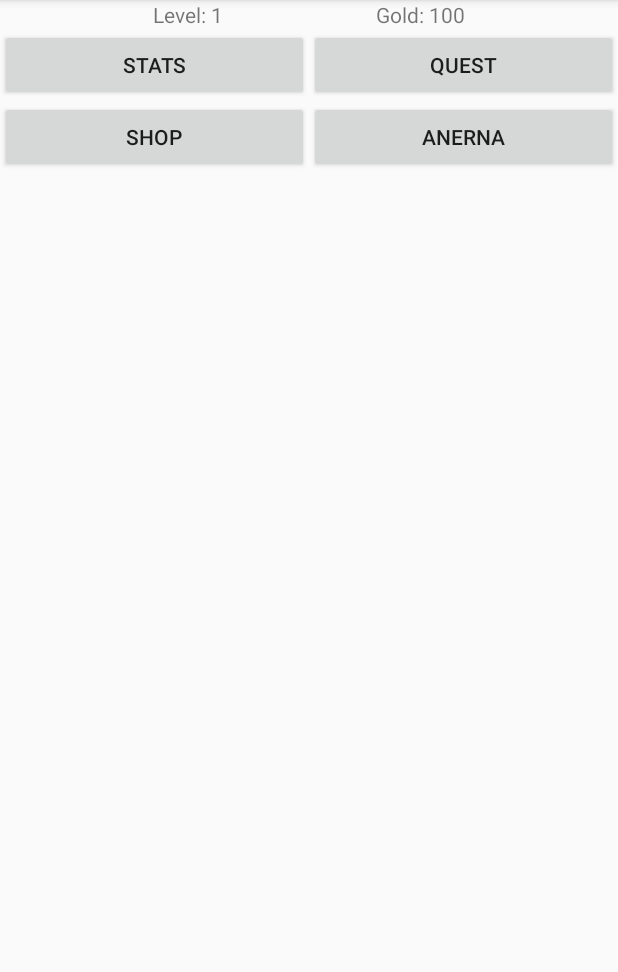
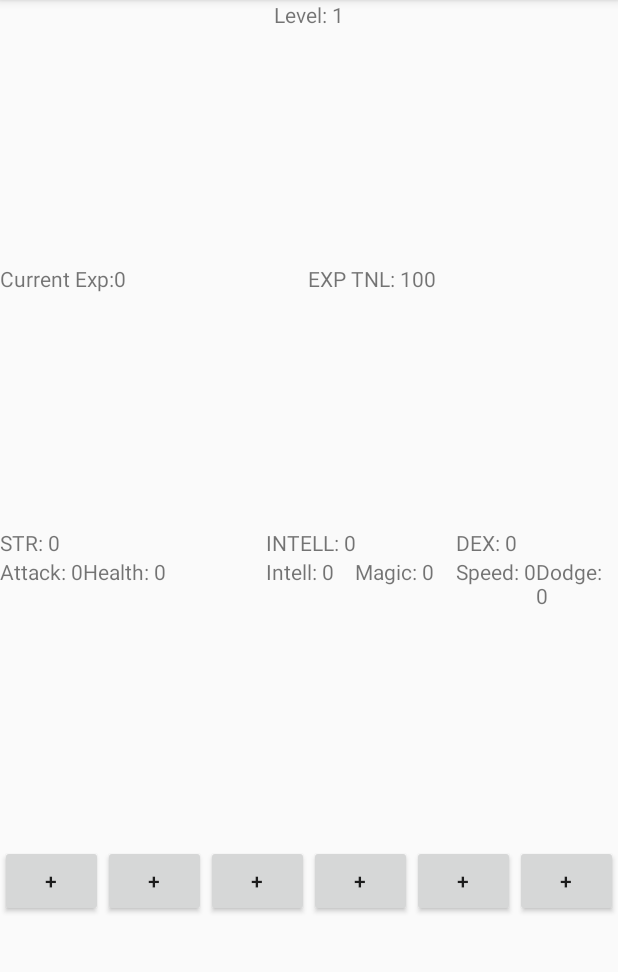
Before and after one commit to achocianowicz/-AdventureProjectFinal, an Android app: the Town screen opened directly, with no data from a screen before it, after a tap on "STATS", on a phone screen of 412 x 824 dp, the part 84-1056 px from its top. Run offline under Robolectric (Android 15) with nearby library versions, the phone set to English and light mode, and no system bars.

Commit message:
UPdated Chare Stats screen

```diff
--- a/app/src/main/AndroidManifest.xml
+++ b/app/src/main/AndroidManifest.xml
@@ -22,6 +22,7 @@
         <activity android:name=".Town" />
         <activity android:name=".RegionPicker" />
         <activity android:name=".ForestQuests" />
+        <activity android:name=".CharacterStats"></activity>
     </application>
 
 </manifest>
--- /dev/null
+++ b/app/src/main/java/com/example/joydr/adventureprojectfinal/CharacterStats.java
@@ -0,0 +1,205 @@
+package com.example.joydr.adventureprojectfinal;
+
+import android.support.v7.app.AppCompatActivity;
+import android.os.Bundle;
+import android.telecom.TelecomManager;
+import android.view.View;
+import android.widget.Button;
+import android.widget.TextView;
+
+public class CharacterStats extends AppCompatActivity {
+    TextView charName_CharStats, charLevel_CharStats,charCurrentEXP_CharStats,charEXPToNextLevel_CharStats, STR_CharStats,
+            INTELL_CharStats,DEX_CharStats, attack_CharStats, health_CharStats,intell_CharStats, magic_CharStats, speed_CharStats,dodge_CharStats;
+    Button addAttackButton_CharStats, addHealthButton_CharStats, addIntellButton_CharStats,addMagicButton_CharStats,
+            addSpeedButton_CharStats,addDodgeButton_CharStats;
+
+    private int levelCounter = -1;
+
+    @Override
+    protected void onCreate(Bundle savedInstanceState) {
+        super.onCreate(savedInstanceState);
+        setContentView(R.layout.activity_character_stats);
+        charName_CharStats = findViewById(R.id.charName_CharStats);
+        charLevel_CharStats = findViewById(R.id.charLevel_CharStats);
+        charCurrentEXP_CharStats = findViewById(R.id.charCurrentEXP_CharStats);
+        charEXPToNextLevel_CharStats = findViewById(R.id.charEXPToNextLevel_CharStats);
+
+        STR_CharStats = findViewById(R.id.STR_CharStats);
+        INTELL_CharStats = findViewById(R.id.INTELL_CharStats);
+        DEX_CharStats = findViewById(R.id.DEX_CharStats);
+
+        attack_CharStats = findViewById(R.id.attack_CharStats);
+        health_CharStats = findViewById(R.id.health_CharStats);
+
+        intell_CharStats = findViewById(R.id.intell_CharStats);
+        magic_CharStats = findViewById(R.id.magic_CharStats);
+
+        speed_CharStats = findViewById(R.id.speed_CharStats);
+        dodge_CharStats = findViewById(R.id.dodge_CharStats);
+
+        addAttackButton_CharStats = findViewById(R.id.addAttackButton_CharStats);
+        addHealthButton_CharStats = findViewById(R.id.addHealthButton_CharStats);
+
+        addIntellButton_CharStats = findViewById(R.id.addIntellButton_CharStats);
+        addMagicButton_CharStats = findViewById(R.id.addMagicButton_CharStats);
+
+        addSpeedButton_CharStats = findViewById(R.id.addSpeedButton_CharStats);
+        addDodgeButton_CharStats = findViewById(R.id.addDodgeButton_CharStats);
+        //charName_CharStats = findViewById(R.id.charName_CharStats);
+
+        charName_CharStats.setText(Singleton.getInstance().getCharName());
+        charLevel_CharStats.setText("Level: " + Singleton.getInstance().getCharLevel());
+        charCurrentEXP_CharStats.setText("Current Exp:" + Singleton.getInstance().getCharCurrentEXP());
+        charEXPToNextLevel_CharStats.setText("EXP TNL: " +Singleton.getInstance().getCharEXPToNextLevel());
+
+        STR_CharStats.setText("STR: " +Singleton.getInstance().getSTRPoint());
+        INTELL_CharStats.setText("INTELL: " + Singleton.getInstance().getINTELLPoint());
+        DEX_CharStats.setText("DEX: " +Singleton.getInstance().getDEXPoint());
+
+        attack_CharStats.setText("Attack: " + Singleton.getInstance().getCharAttack());
+        health_CharStats.setText("Health: " + Singleton.getInstance().getCharHealth());
+        intell_CharStats.setText("Intell: " + Singleton.getInstance().getCharINTELL());
+        magic_CharStats.setText("Magic: " + Singleton.getInstance().getCharMagic());
+        speed_CharStats.setText("Speed: " + Singleton.getInstance().getCharSpeed());
+        dodge_CharStats.setText("Dodge: " + Singleton.getInstance().getCharDodge());
+
+        addAttackButton_CharStats.setOnClickListener(new View.OnClickListener() {
+            @Override
+            public void onClick(View v) {
+                double strPoint = Double.parseDouble(Singleton.getInstance().getSTRPoint());
+                if(strPoint >=1){
+                    --strPoint;
+                    String nSTRPoint = String.valueOf(strPoint);
+                    Singleton.getInstance().setSTRPoint(nSTRPoint);
+                   String cAttack = Singleton.getInstance().getCharAttack();
+                   double nAttack = Double.parseDouble(cAttack);
+                   nAttack++;
+                   String setAttack = String.valueOf(nAttack);
+                    Singleton.getInstance().setCharAttack(setAttack);
+                    attack_CharStats.setText("Attack: " + Singleton.getInstance().getCharAttack());
+
+                }
+
+            }
+        });
+        addHealthButton_CharStats.setOnClickListener(new View.OnClickListener() {
+            @Override
+            public void onClick(View v) {
+                double strPoint = Double.parseDouble(Singleton.getInstance().getSTRPoint());
+                if(strPoint >=1){
+                    --strPoint;
+                    String nSTRPoint = String.valueOf(strPoint);
+                    Singleton.getInstance().setSTRPoint(nSTRPoint);
+                    String cHealth = Singleton.getInstance().getCharHealth();
+                    double nHealth = Double.parseDouble(cHealth);
+                    nHealth++;
+                    String setHealth = String.valueOf(nHealth);
+                    Singleton.getInstance().setCharHealth(setHealth);
+                   String baseHP= Singleton.getInstance().getCharBaseHP();
+                    double nbaseHP = Double.parseDouble(baseHP);
+                    nbaseHP += 5;
+                    String setbaseHP = String.valueOf(nbaseHP);
+                    Singleton.getInstance().setCharBaseHP(setbaseHP);
+
+                    health_CharStats.setText("HEALTH: " + Singleton.getInstance().getCharHealth());
+
+                }
+
+            }
+        });
+
+        addIntellButton_CharStats.setOnClickListener(new View.OnClickListener() {
+            @Override
+            public void onClick(View v) {
+                double intellpoint = Double.parseDouble(Singleton.getInstance().getINTELLPoint());
+                if(intellpoint >=1){
+                    --intellpoint;
+                    String nINTELLPoint = String.valueOf(intellpoint);
+                    Singleton.getInstance().setINTELLPoint(nINTELLPoint);
+                    String cIntell = Singleton.getInstance().getCharINTELL();
+                    double nIntell= Double.parseDouble(cIntell);
+                    nIntell++;
+                    String setIntell = String.valueOf(nIntell);
+                    Singleton.getInstance().setCharINTELL(setIntell);
+                    intell_CharStats.setText("INTELL: " + Singleton.getInstance().getCharINTELL());
+
+                }
+
+
+            }
+        });
+
+        addMagicButton_CharStats.setOnClickListener(new View.OnClickListener() {
+            @Override
+            public void onClick(View v) {
+                double intellpoint = Double.parseDouble(Singleton.getInstance().getINTELLPoint());
+                if(intellpoint >=1){
+                    --intellpoint;
+                    String nINTELLPoint = String.valueOf(intellpoint);
+                    Singleton.getInstance().setINTELLPoint(nINTELLPoint);
+                    String cMagic = Singleton.getInstance().getCharMagic();
+                    double nMagic= Double.parseDouble(cMagic);
+                    nMagic++;
+                    String setMagic = String.valueOf(nMagic);
+                    Singleton.getInstance().setCharMagic(setMagic);
+
+                    String baseMP= Singleton.getInstance().getCharBaseMagic();
+                    double nbaseMP = Double.parseDouble(baseMP);
+                    nbaseMP += 5;
+                    String setbaseMP = String.valueOf(nbaseMP);
+                    Singleton.getInstance().setCharBaseMagic(setbaseMP);
+
+                    magic_CharStats.setText("Magic: " + Singleton.getInstance().getCharINTELL());
+
+                }
+
+            }
+        });
+
+        addSpeedButton_CharStats.setOnClickListener(new View.OnClickListener() {
+            @Override
+            public void onClick(View v) {
+                double dexpoint = Double.parseDouble(Singleton.getInstance().getDEXPoint());
+                if(dexpoint >=1){
+                    --dexpoint;
+                    String nDEXPoint = String.valueOf(dexpoint);
+                    Singleton.getInstance().setDEXPoint(nDEXPoint);
+                    String cSpeed = Singleton.getInstance().getCharSpeed();
+                    double nSpeed= Double.parseDouble(cSpeed);
+                    nSpeed++;
+                    String setSpeed = String.valueOf(nSpeed);
+                    Singleton.getInstance().setCharSpeed(setSpeed);
+
+                    speed_CharStats.setText("Speed: " + Singleton.getInstance().getCharSpeed());
+
+                }
+
+            }
+        });
+
+        addDodgeButton_CharStats.setOnClickListener(new View.OnClickListener() {
+            @Override
+            public void onClick(View v) {
+                double dexpoint = Double.parseDouble(Singleton.getInstance().getDEXPoint());
+                if(dexpoint >=1){
+                    --dexpoint;
+                    String nDEXPoint = String.valueOf(dexpoint);
+                    Singleton.getInstance().setDEXPoint(nDEXPoint);
+                    String cDodge = Singleton.getInstance().getCharDodge();
+                    double nDodge= Double.parseDouble(cDodge);
+                    nDodge++;
+                    String setDodge = String.valueOf(nDodge);
+                    Singleton.getInstance().setCharDodge(setDodge);
+
+                    speed_CharStats.setText("Dodge: " + Singleton.getInstance().getCharDodge());
+
+                }
+
+                }
+
+        });
+
+
+
+    }
+}
--- a/app/src/main/java/com/example/joydr/adventureprojectfinal/Singleton.java
+++ b/app/src/main/java/com/example/joydr/adventureprojectfinal/Singleton.java
@@ -13,8 +13,10 @@ public class Singleton {
 
         // Current User's account chacarter info
 
-        private String charName = null, charClass = null, charBaseHP = null, charCurrentHP, charSTR, charINTELL, charDEX,
-                charLevel = "1", charEXP = null;
+        private String charName = null, charClass = null, charBaseHP = "100", charCurrentHP = "100",
+                charSTR = "0", charDEX = "0",
+                charLevel = "1", charOverallEXP = "0", charCurrentEXP = "0", charEXPToNextLevel = "100", STRPoint ="0", INTELLPoint ="0", DEXPoint ="0" ;
+    private String charAttack ="0", charHealth ="0", charINTELL = "0", charMagic = "0", charSpeed= "0", charDodge = "0", charCurrentMagic = "0", charBaseMagic = "0";
 
         // town
         private String dayCount = null;
@@ -137,12 +139,108 @@ public class Singleton {
         this.charLevel = charLevel;
     }
 
-    public String getCharEXP() {
-        return charEXP;
+    public String getCharOverallEXP() {
+        return charOverallEXP;
     }
 
-    public void setCharEXP(String charEXP) {
-        this.charEXP = charEXP;
+    public void setCharOverallEXP(String charOverallEXP) {
+        this.charOverallEXP = charOverallEXP;
+    }
+
+    public String getCharCurrentEXP() {
+        return charCurrentEXP;
+    }
+
+    public void setCharCurrentEXP(String charCurrentEXP) {
+        this.charCurrentEXP = charCurrentEXP;
+    }
+
+    public String getCharEXPToNextLevel() {
+        return charEXPToNextLevel;
+    }
+
+    public void setCharEXPToNextLevel(String charEXPToNextLevel) {
+        this.charEXPToNextLevel = charEXPToNextLevel;
+    }
+
+    public String getSTRPoint() {
+        return STRPoint;
+    }
+
+    public void setSTRPoint(String STRPoint) {
+        this.STRPoint = STRPoint;
+    }
+
+    public String getINTELLPoint() {
+        return INTELLPoint;
+    }
+
+    public void setINTELLPoint(String INTELLPoint) {
+        this.INTELLPoint = INTELLPoint;
+    }
+
+    public String getDEXPoint() {
+        return DEXPoint;
+    }
+
+    public void setDEXPoint(String DEXPoint) {
+        this.DEXPoint = DEXPoint;
+    }
+
+    public String getCharAttack() {
+        return charAttack;
+    }
+
+    public void setCharAttack(String charAttack) {
+        this.charAttack = charAttack;
+    }
+
+    public String getCharHealth() {
+        return charHealth;
+    }
+
+    public void setCharHealth(String charHealth) {
+        this.charHealth = charHealth;
+    }
+
+    public String getCharMagic() {
+        return charMagic;
+    }
+
+    public void setCharMagic(String charMagic) {
+        this.charMagic = charMagic;
+    }
+
+    public String getCharSpeed() {
+        return charSpeed;
+    }
+
+    public void setCharSpeed(String charSpeed) {
+        this.charSpeed = charSpeed;
+    }
+
+    public String getCharDodge() {
+        return charDodge;
+    }
+
+    public void setCharDodge(String charDodge) {
+        this.charDodge = charDodge;
+    }
+
+    public String getCharCurrentMagic() {
+        return charCurrentMagic;
+    }
+
+    public void setCharCurrentMagic(String charCurrentMagic) {
+        this.charCurrentMagic = charCurrentMagic;
+    }
+
+    public String getCharBaseMagic() {
+        return charBaseMagic;
+    }
+
+    public void setCharBaseMagic(String charBaseMagic) {
+        this.charBaseMagic = charBaseMagic;
     }
 
     public String getDayCount() {
--- a/app/src/main/java/com/example/joydr/adventureprojectfinal/Town.java
+++ b/app/src/main/java/com/example/joydr/adventureprojectfinal/Town.java
@@ -34,7 +34,10 @@ public class Town extends AppCompatActivity {
         charStatsButton.setOnClickListener(new View.OnClickListener() {
             @Override
             public void onClick(View v) {
-                // use EXp to upgrade char
+                // CharacterStats
+                Intent intent = new Intent(v.getContext(), CharacterStats.class);
+                intent.setFlags(Intent.FLAG_ACTIVITY_REORDER_TO_FRONT);
+                v.getContext().startActivity(intent);
             }
         });
 
--- /dev/null
+++ b/app/src/main/res/layout/activity_character_stats.xml
@@ -0,0 +1,210 @@
+<?xml version="1.0" encoding="utf-8"?>
+<LinearLayout xmlns:android="http://schemas.android.com/apk/res/android"
+    xmlns:app="http://schemas.android.com/apk/res-auto"
+    xmlns:tools="http://schemas.android.com/tools"
+    android:layout_width="match_parent"
+    android:layout_height="match_parent"
+    tools:context=".CharacterStats"
+    android:orientation="vertical">
+
+    <LinearLayout
+        android:layout_width="match_parent"
+        android:layout_height="wrap_content"
+        android:layout_weight="1"
+        android:orientation="horizontal">
+
+        <TextView
+            android:id="@+id/charName_CharStats"
+            android:layout_width="wrap_content"
+            android:layout_height="wrap_content"
+            android:layout_weight="1"
+            android:text="Billy" />
+
+        <TextView
+            android:id="@+id/charLevel_CharStats"
+            android:layout_width="wrap_content"
+            android:layout_height="wrap_content"
+            android:layout_weight="1"
+            android:text="Level: 1" />
+    </LinearLayout>
+
+    <LinearLayout
+        android:layout_width="match_parent"
+        android:layout_height="wrap_content"
+        android:layout_weight="1"
+        android:orientation="horizontal">
+
+        <TextView
+            android:id="@+id/charCurrentEXP_CharStats"
+            android:layout_width="wrap_content"
+            android:layout_height="wrap_content"
+            android:layout_weight="1"
+            android:text="EXP: 0" />
+
+        <TextView
+            android:id="@+id/charEXPToNextLevel_CharStats"
+            android:layout_width="wrap_content"
+            android:layout_height="wrap_content"
+            android:layout_weight="1"
+            android:text="EXP To Next Level: 100" />
+    </LinearLayout>
+
+    <LinearLayout
+        android:layout_width="match_parent"
+        android:layout_height="wrap_content"
+        android:layout_weight="1"
+        android:orientation="horizontal">
+
+        <LinearLayout
+            android:layout_width="wrap_content"
+            android:layout_height="wrap_content"
+            android:layout_weight="1"
+            android:orientation="vertical">
+
+            <TextView
+                android:id="@+id/STR_CharStats"
+                android:layout_width="wrap_content"
+                android:layout_height="wrap_content"
+                android:text="STR : 0" />
+
+            <LinearLayout
+                android:layout_width="wrap_content"
+                android:layout_height="wrap_content"
+                android:layout_weight="1"
+                android:orientation="horizontal">
+
+                <TextView
+                    android:id="@+id/attack_CharStats"
+                    android:layout_width="wrap_content"
+                    android:layout_height="wrap_content"
+                    android:layout_weight="1"
+                    android:text="Attack: 0" />
+
+                <TextView
+                    android:id="@+id/health_CharStats"
+                    android:layout_width="wrap_content"
+                    android:layout_height="wrap_content"
+                    android:layout_weight="1"
+                    android:text="Health: 0" />
+
+            </LinearLayout>
+        </LinearLayout>
+
+        <LinearLayout
+            android:layout_width="wrap_content"
+            android:layout_height="wrap_content"
+            android:layout_weight="1"
+            android:orientation="vertical">
+
+            <TextView
+                android:id="@+id/INTELL_CharStats"
+                android:layout_width="wrap_content"
+                android:layout_height="wrap_content"
+                android:text="INTELL: 0" />
+
+            <LinearLayout
+                android:layout_width="match_parent"
+                android:layout_height="match_parent"
+                android:orientation="horizontal">
+
+                <TextView
+                    android:id="@+id/intell_CharStats"
+                    android:layout_width="wrap_content"
+                    android:layout_height="wrap_content"
+                    android:layout_weight="1"
+                    android:text="Intell: 0" />
+
+                <TextView
+                    android:id="@+id/magic_CharStats"
+                    android:layout_width="wrap_content"
+                    android:layout_height="wrap_content"
+                    android:layout_weight="1"
+                    android:text="Magic: 0" />
+            </LinearLayout>
+        </LinearLayout>
+
+        <LinearLayout
+            android:layout_width="wrap_content"
+            android:layout_height="wrap_content"
+            android:layout_weight="1"
+            android:orientation="vertical">
+
+            <TextView
+                android:id="@+id/DEX_CharStats"
+                android:layout_width="wrap_content"
+                android:layout_height="wrap_content"
+                android:text="DEX: 0" />
+
+            <LinearLayout
+                android:layout_width="match_parent"
+                android:layout_height="match_parent"
+                android:orientation="horizontal">
+
+                <TextView
+                    android:id="@+id/speed_CharStats"
+                    android:layout_width="wrap_content"
+                    android:layout_height="wrap_content"
+                    android:layout_weight="1"
+                    android:text="Speed: 0" />
+
+                <TextView
+                    android:id="@+id/dodge_CharStats"
+                    android:layout_width="wrap_content"
+                    android:layout_height="wrap_content"
+                    android:layout_weight="1"
+                    android:text="Dodge" />
+            </LinearLayout>
+        </LinearLayout>
+
+    </LinearLayout>
+
+    <LinearLayout
+        android:layout_width="match_parent"
+        android:layout_height="wrap_content"
+        android:layout_weight="1"
+        android:orientation="horizontal">
+
+        <Button
+            android:id="@+id/addAttackButton_CharStats"
+            android:layout_width="wrap_content"
+            android:layout_height="wrap_content"
+            android:layout_weight="1"
+            android:text="+" />
+
+        <Button
+            android:id="@+id/addHealthButton_CharStats"
+            android:layout_width="wrap_content"
+            android:layout_height="wrap_content"
+            android:layout_weight="1"
+            android:text="+" />
+
+        <Button
+            android:id="@+id/addIntellButton_CharStats"
+            android:layout_width="wrap_content"
+            android:layout_height="wrap_content"
+            android:layout_weight="1"
+            android:text="+" />
+
+        <Button
+            android:id="@+id/addMagicButton_CharStats"
+            android:layout_width="wrap_content"
+            android:layout_height="wrap_content"
+            android:layout_weight="1"
+            android:text="+" />
+
+        <Button
+            android:id="@+id/addSpeedButton_CharStats"
+            android:layout_width="wrap_content"
+            android:layout_height="wrap_content"
+            android:layout_weight="1"
+            android:text="+" />
+
+        <Button
+            android:id="@+id/addDodgeButton_CharStats"
+            android:layout_width="wrap_content"
+            android:layout_height="wrap_content"
+            android:layout_weight="1"
+            android:text="+" />
+    </LinearLayout>
+
+</LinearLayout>
--- a/app/src/main/res/layout/activity_create_character.xml
+++ b/app/src/main/res/layout/activity_create_character.xml
@@ -27,8 +27,8 @@
         android:layout_marginTop="16dp"
         android:layout_marginEnd="8dp"
         android:ems="10"
+        android:hint="Enter a Name"
         android:inputType="textPersonName"
-        android:text="Name"
         app:layout_constraintEnd_toEndOf="parent"
         app:layout_constraintHorizontal_bias="1.0"
         app:layout_constraintStart_toStartOf="parent"
```
Also changed, not shown: app/src/main/java/com/example/joydr/adventureprojectfinal/CheckLevel.java (added, +45 -0 lines).
